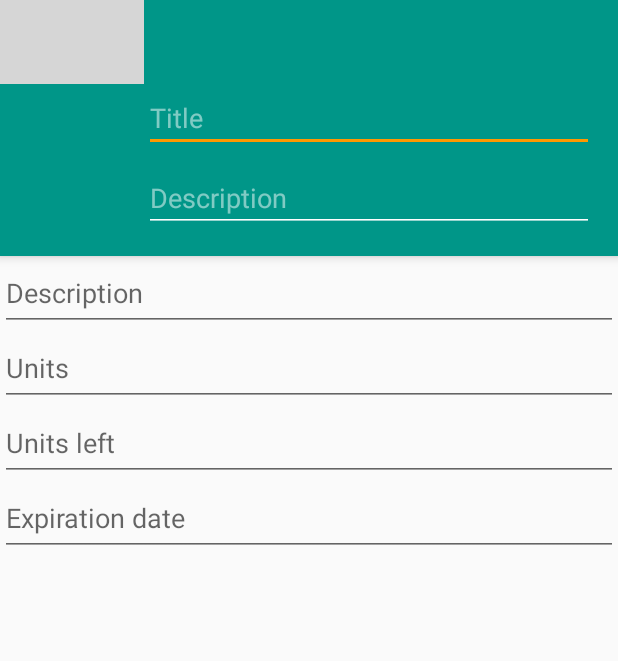
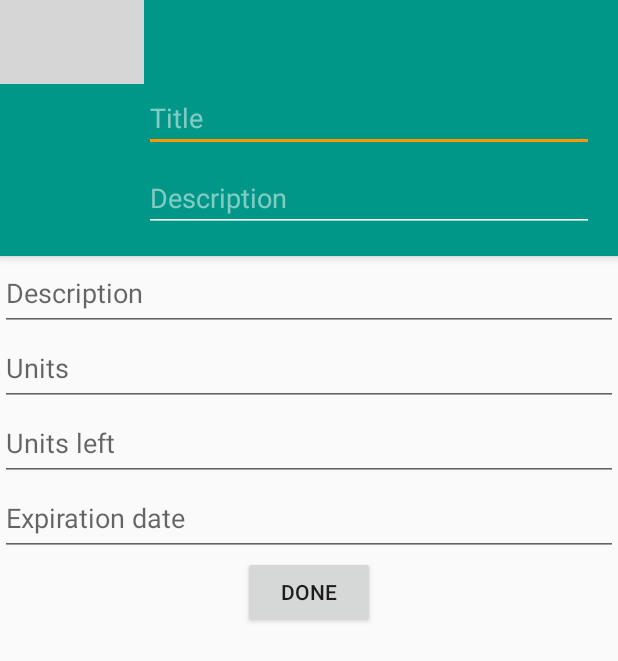
Before and after one commit to emanuele-dedonatis/Drugstore, an Android app: the NewDrugActivity screen opened directly, with no data from a screen before it, on a phone screen of 412 x 824 dp. Shown: the top 661 px of the screen. Run offline under Robolectric (Android 15) with nearby library versions, the phone set to English and light mode, and no system bars; libraries missing offline, so code that uses them is left out: com.amulyakhare.textdrawable; grey boxes are pictures that could not be loaded.

Commit message:
new drug listener

```diff
--- a/app/src/main/java/it/dedonatis/emanuele/drugstore/activities/NewDrugActivity.java
+++ b/app/src/main/java/it/dedonatis/emanuele/drugstore/activities/NewDrugActivity.java
@@ -3,24 +3,21 @@ package it.dedonatis.emanuele.drugstore.activities;
 import android.content.Intent;
 import android.graphics.drawable.ColorDrawable;
 import android.os.Bundle;
-import android.support.design.widget.FloatingActionButton;
-import android.support.design.widget.Snackbar;
 import android.support.v7.app.AppCompatActivity;
 import android.support.v7.widget.Toolbar;
-import android.view.MenuItem;
-import android.view.View;
+import android.util.Log;
 import android.widget.TextView;
 import android.widget.ViewSwitcher;
 
 import com.amulyakhare.textdrawable.util.ColorGenerator;
 
 import it.dedonatis.emanuele.drugstore.R;
-import it.dedonatis.emanuele.drugstore.fragments.DrugDetailFragment;
 import it.dedonatis.emanuele.drugstore.fragments.NewDrugFragment;
 import it.dedonatis.emanuele.drugstore.utils.ColorUtils;
 
-public class NewDrugActivity extends AppCompatActivity {
+public class NewDrugActivity extends AppCompatActivity implements NewDrugFragment.OnNewDrugListener {
 
+    private static final String LOG_TAG = NewDrugActivity.class.getSimpleName();
     ColorGenerator generator = ColorGenerator.MATERIAL;
 
     @Override
@@ -64,4 +61,10 @@ public class NewDrugActivity extends AppCompatActivity {
         finish();
         return false;
     }
+
+    @Override
+    public void addDrug(String description, int units, int units_left, int exp_date) {
+        Log.v(LOG_TAG, description + "" + units_left + "/" + units + " " + exp_date);
+        finish();
+    }
 }
--- a/app/src/main/java/it/dedonatis/emanuele/drugstore/fragments/NewDrugFragment.java
+++ b/app/src/main/java/it/dedonatis/emanuele/drugstore/fragments/NewDrugFragment.java
@@ -1,10 +1,13 @@
 package it.dedonatis.emanuele.drugstore.fragments;
 
+import android.content.Context;
 import android.support.v4.app.Fragment;
 import android.os.Bundle;
 import android.view.LayoutInflater;
 import android.view.View;
 import android.view.ViewGroup;
+import android.widget.Button;
+import android.widget.EditText;
 
 import it.dedonatis.emanuele.drugstore.R;
 
@@ -13,6 +16,7 @@ import it.dedonatis.emanuele.drugstore.R;
  */
 public class NewDrugFragment extends Fragment {
 
+    private OnNewDrugListener newDrugListener;
     public NewDrugFragment() {
     }
 
@@ -23,6 +27,41 @@ public class NewDrugFragment extends Fragment {
     @Override
     public View onCreateView(LayoutInflater inflater, ViewGroup container,
                              Bundle savedInstanceState) {
-        return inflater.inflate(R.layout.fragment_new_drug, container, false);
+        View fragmentView = inflater.inflate(R.layout.fragment_new_drug, container, false);
+        final EditText descriptionEt = (EditText) fragmentView.findViewById(R.id.description_et);
+        final EditText unitsEt = (EditText) fragmentView.findViewById(R.id.units_et);
+        final EditText unitsLeftEt = (EditText) fragmentView.findViewById(R.id.units_left_et);
+        final EditText expDateEt = (EditText) fragmentView.findViewById(R.id.expiration_date_et);
+        Button doneBtn = (Button) fragmentView.findViewById(R.id.done_btn);
+        doneBtn.setOnClickListener(new View.OnClickListener() {
+            @Override
+            public void onClick(View v) {
+                if (newDrugListener != null) {
+                    newDrugListener.addDrug(descriptionEt.getText().toString(), Integer.parseInt(unitsEt.getText().toString()), Integer.parseInt(unitsLeftEt.getText().toString()), Integer.parseInt(expDateEt.getText().toString()));
+                }
+            }
+        });
+        return fragmentView;
+    }
+
+
+    @Override
+    public void onAttach(Context context) {
+        super.onAttach(context);
+        if (context instanceof OnNewDrugListener) {
+            newDrugListener = (OnNewDrugListener) context;
+        } else {
+            throw new RuntimeException(context.toString()
+                    + " must implement OnFragmentInteractionListener");
+        }
+    }
+
+    @Override
+    public void onDetach() {
+        super.onDetach();
+        newDrugListener = null;
+    }
+    public interface OnNewDrugListener {
+        public void addDrug(String description, int units, int units_left, int exp_date);
     }
 }
--- a/app/src/main/res/layout/fragment_new_drug.xml
+++ b/app/src/main/res/layout/fragment_new_drug.xml
@@ -32,5 +32,12 @@
             android:layout_height="50dp"
             android:id="@+id/expiration_date_et"
             android:hint="Expiration date"/>
+
+        <Button
+            android:layout_width="wrap_content"
+            android:layout_height="wrap_content"
+            android:text="DONE"
+            android:id="@+id/done_btn"
+            android:layout_gravity="center_horizontal" />
     </LinearLayout>
 </FrameLayout>
```
